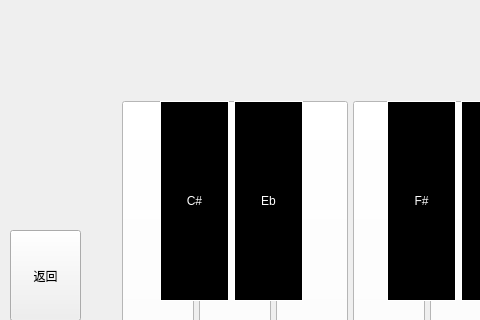
Qt form pianoright/platform.ui (AnnieFandingying/myhomework) before a commit; both pictures show x 0 to 480 and y 0 to 320 of the 953 by 532 pixel window.
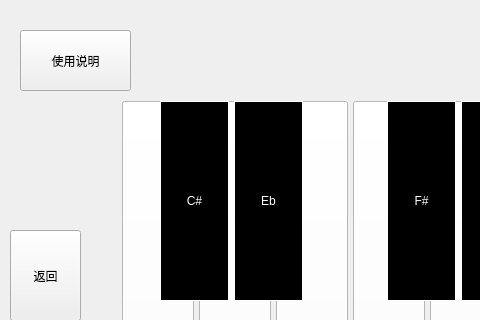
The same form after that commit.

What changed in the file:
```diff
--- a/pianoright/platform.ui
+++ b/pianoright/platform.ui
@@ -821,6 +821,19 @@
     <string>返回</string>
    </property>
   </widget>
+  <widget class="QPushButton" name="pushButton_2">
+   <property name="geometry">
+    <rect>
+     <x>20</x>
+     <y>30</y>
+     <width>111</width>
+     <height>61</height>
+    </rect>
+   </property>
+   <property name="text">
+    <string>使用说明</string>
+   </property>
+  </widget>
  </widget>
  <resources/>
  <connections/>
```
